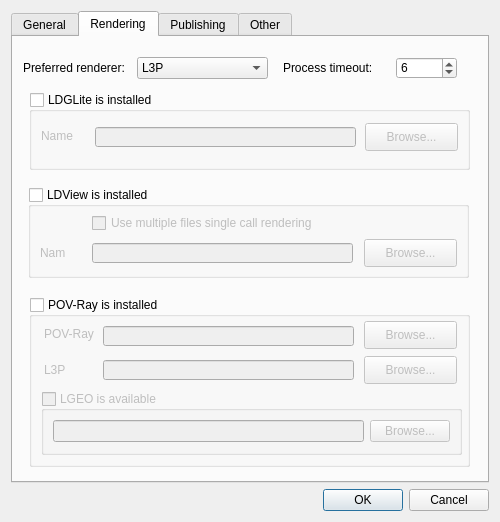
Above: mainApp/preferences.ui from schuellerf/lpub3d before the change. Below: the same form after it.
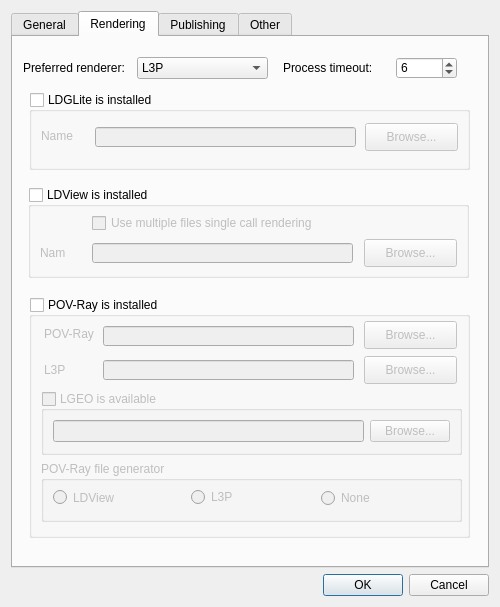
That is the form after the change. Icons and pictures are not drawn.

Commit message: LPub3D Baseline 20 - Add LDView POV file generator

Diff of the .ui file:
```diff
--- a/mainApp/preferences.ui
+++ b/mainApp/preferences.ui
@@ -8,7 +8,7 @@
     <x>0</x>
     <y>0</y>
     <width>500</width>
-    <height>522</height>
+    <height>607</height>
    </rect>
   </property>
   <property name="windowTitle">
@@ -322,7 +322,7 @@
          <x>16</x>
          <y>260</y>
          <width>441</width>
-         <height>170</height>
+         <height>241</height>
         </rect>
        </property>
        <property name="title">
@@ -453,6 +453,58 @@
          <string>L3P</string>
         </property>
        </widget>
+       <widget class="QGroupBox" name="povFileGeneratorBox">
+        <property name="geometry">
+         <rect>
+          <x>12</x>
+          <y>164</y>
+          <width>421</width>
+          <height>61</height>
+         </rect>
+        </property>
+        <property name="title">
+         <string>POV-Ray file generator</string>
+        </property>
+        <widget class="QRadioButton" name="ldviewFileGenRadio">
+         <property name="geometry">
+          <rect>
+           <x>12</x>
+           <y>26</y>
+           <width>91</width>
+           <height>21</height>
+          </rect>
+         </property>
+         <property name="text">
+          <string>LDView</string>
+         </property>
+        </widget>
+        <widget class="QRadioButton" name="l3pFileGenRadio">
+         <property name="geometry">
+          <rect>
+           <x>150</x>
+           <y>26</y>
+           <width>81</width>
+           <height>20</height>
+          </rect>
+         </property>
+         <property name="text">
+          <string>L3P</string>
+         </property>
+        </widget>
+        <widget class="QRadioButton" name="noFileGenRadio">
+         <property name="geometry">
+          <rect>
+           <x>280</x>
+           <y>27</y>
+           <width>81</width>
+           <height>20</height>
+          </rect>
+         </property>
+         <property name="text">
+          <string>None</string>
+         </property>
+        </widget>
+       </widget>
        <zorder>povrayPath</zorder>
        <zorder>browsePOVRAY</zorder>
        <zorder>lgeoBox</zorder>
@@ -594,7 +646,7 @@
        <property name="geometry">
         <rect>
          <x>20</x>
-         <y>470</y>
+         <y>500</y>
          <width>431</width>
          <height>20</height>
         </rect>
```
Left out of the diff: 1 changed line with no effect on the pictures. The commit also changes 7 other files.
